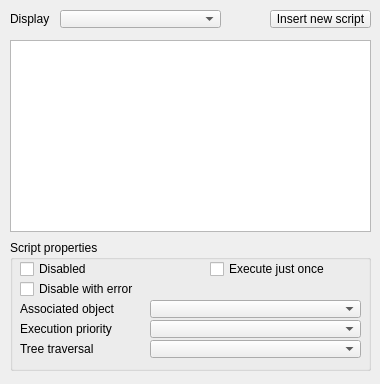
This is ui/qdlgscripts.ui in mdecourse/v_rep_old_core_lib as Qt 5 draws it before an edit. The edited form follows.
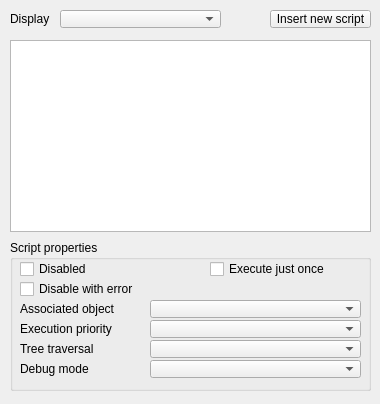
This is the edited form.

The edit to the form file:
```diff
--- a/ui/qdlgscripts.ui
+++ b/ui/qdlgscripts.ui
@@ -7,7 +7,7 @@
     <x>0</x>
     <y>0</y>
     <width>380</width>
-    <height>384</height>
+    <height>404</height>
    </rect>
   </property>
   <property name="windowTitle">
@@ -38,7 +38,7 @@
      <x>10</x>
      <y>240</y>
      <width>361</width>
-     <height>131</height>
+     <height>151</height>
     </rect>
    </property>
    <property name="title">
@@ -167,6 +167,29 @@
      <string>Tree traversal</string>
     </property>
    </widget>
+   <widget class="QComboBox" name="qqDebugMode">
+    <property name="geometry">
+     <rect>
+      <x>140</x>
+      <y>120</y>
+      <width>211</width>
+      <height>18</height>
+     </rect>
+    </property>
+   </widget>
+   <widget class="QLabel" name="label_5">
+    <property name="geometry">
+     <rect>
+      <x>10</x>
+      <y>120</y>
+      <width>131</width>
+      <height>18</height>
+     </rect>
+    </property>
+    <property name="text">
+     <string>Debug mode</string>
+    </property>
+   </widget>
   </widget>
   <widget class="QListWidget" name="qqScriptList">
    <property name="geometry">
```
